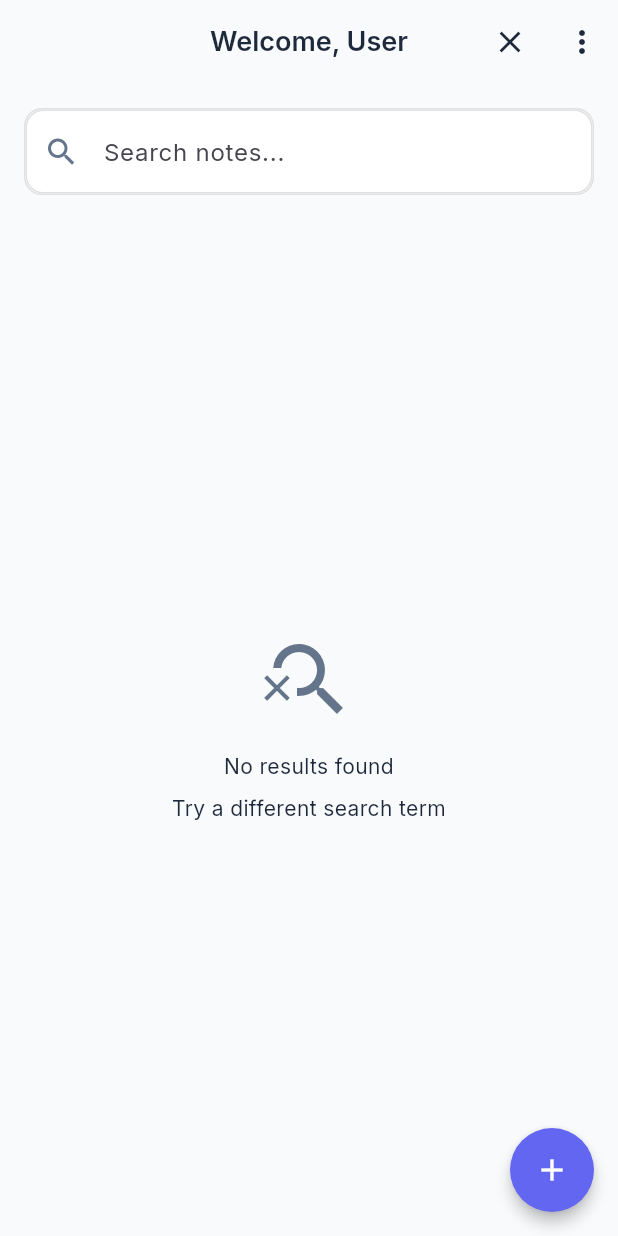
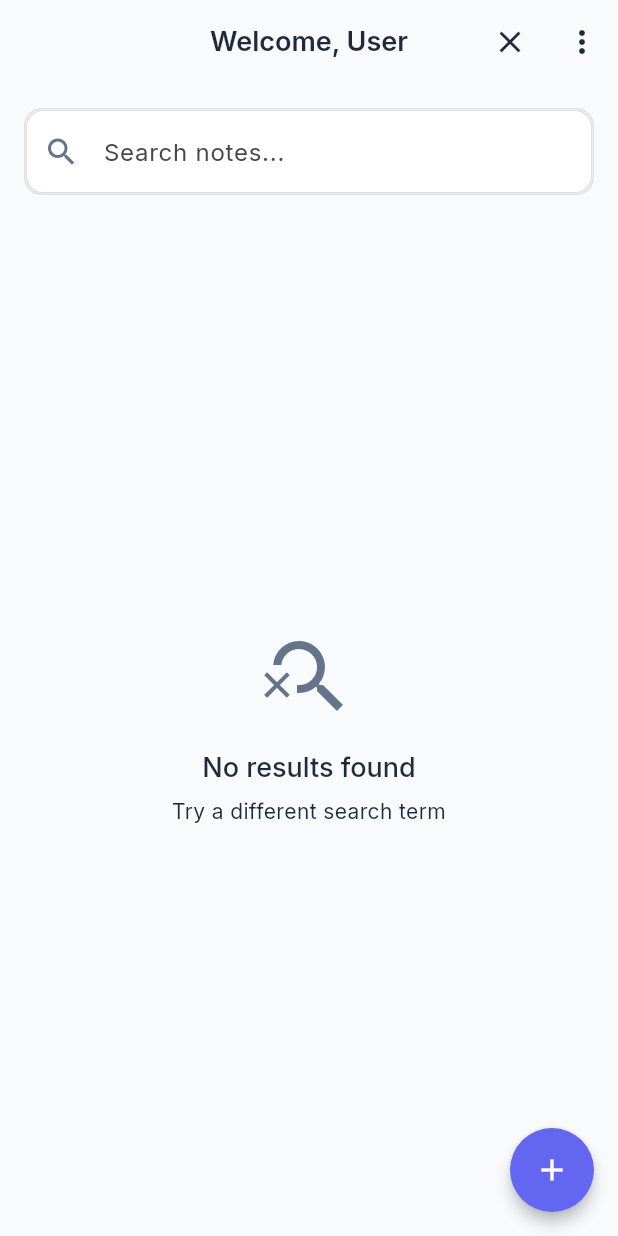
Before and after one commit to baranselklnc/take_note, a Flutter app: the NotesListPage screen opened directly, after a tap on the "search" icon, on a phone screen of 412 x 824 dp. Run offline on Flutter 3.47's test engine with Material 3 defaults, Android fonts, the phone set to English and light mode, and no system bars; our stand-ins replace connectivity_plus, dio, flutter_dotenv, flutter_riverpod, freezed_annotation, google_fonts and 4 more; accounts and stored records are empty; generated files the repository leaves out were written again; network calls fail; statements that could not run were skipped.

Commit message:
Temada güncellemeler yapıldı. LoadingWidget, ErrorWidget ve EmptyStateWidget bileşenlerinde AppTheme yerine Theme.of(context) kullanılarak tema uyumluluğu sağlandı. Bu değişiklikler, uygulamanın genel görünümünü iyileştirmek için yapıldı.

```diff
--- a/lib/shared/widgets/loading_widget.dart
+++ b/lib/shared/widgets/loading_widget.dart
@@ -1,5 +1,4 @@
 import 'package:flutter/material.dart';
-import '../theme/app_theme.dart';
 
 /// Loading widget
 class LoadingWidget extends StatelessWidget {
@@ -16,14 +15,14 @@ class LoadingWidget extends StatelessWidget {
       child: Column(
         mainAxisAlignment: MainAxisAlignment.center,
         children: [
-          const CircularProgressIndicator(
-            valueColor: AlwaysStoppedAnimation<Color>(AppTheme.primaryColor),
+          CircularProgressIndicator(
+            valueColor: AlwaysStoppedAnimation<Color>(Theme.of(context).primaryColor),
           ),
           if (message != null) ...[
             const SizedBox(height: 16),
             Text(
               message!,
-              style: AppTheme.bodyMedium,
+              style: Theme.of(context).textTheme.bodyMedium,
               textAlign: TextAlign.center,
             ),
           ],
@@ -52,21 +51,21 @@ class ErrorWidget extends StatelessWidget {
         child: Column(
           mainAxisAlignment: MainAxisAlignment.center,
           children: [
-            const Icon(
+            Icon(
               Icons.error_outline,
               size: 64,
-              color: AppTheme.errorColor,
+              color: Theme.of(context).colorScheme.error,
             ),
             const SizedBox(height: 16),
             Text(
               'Oops! Something went wrong',
-              style: AppTheme.headlineSmall,
+              style: Theme.of(context).textTheme.headlineSmall,
               textAlign: TextAlign.center,
             ),
             const SizedBox(height: 8),
             Text(
               message,
-              style: AppTheme.bodyMedium,
+              style: Theme.of(context).textTheme.bodyMedium,
               textAlign: TextAlign.center,
             ),
             if (onRetry != null) ...[
@@ -109,18 +108,18 @@ class EmptyStateWidget extends StatelessWidget {
             Icon(
               icon,
               size: 64,
-              color: AppTheme.textSecondary,
+              color: Theme.of(context).textTheme.bodySmall?.color,
             ),
             const SizedBox(height: 16),
             Text(
               title,
-              style: AppTheme.headlineSmall,
+              style: Theme.of(context).textTheme.headlineSmall,
               textAlign: TextAlign.center,
             ),
             const SizedBox(height: 8),
             Text(
               message,
-              style: AppTheme.bodyMedium,
+              style: Theme.of(context).textTheme.bodyMedium,
               textAlign: TextAlign.center,
             ),
             if (action != null) ...[
```
